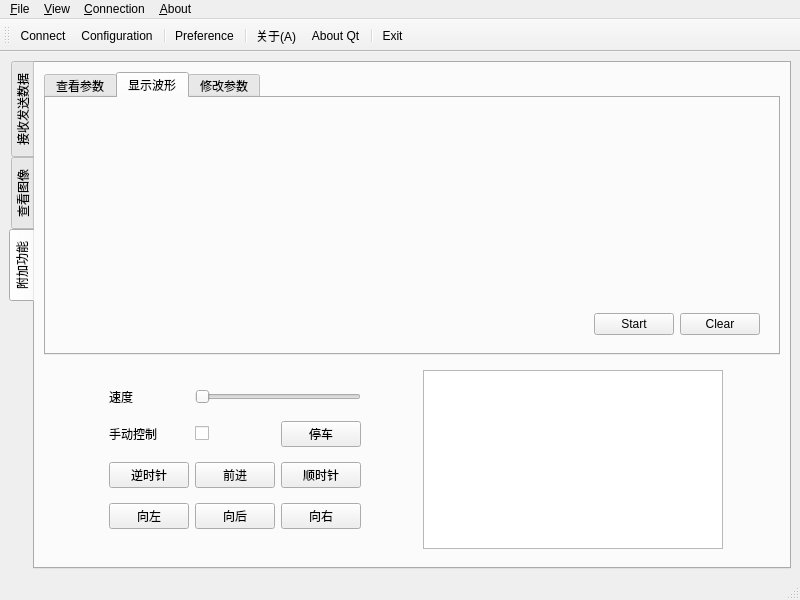
This is gui/mainwindow.ui in IronSublimate/serialport-bluetooth-helper as Qt 5 draws it before an edit. The edited form follows.
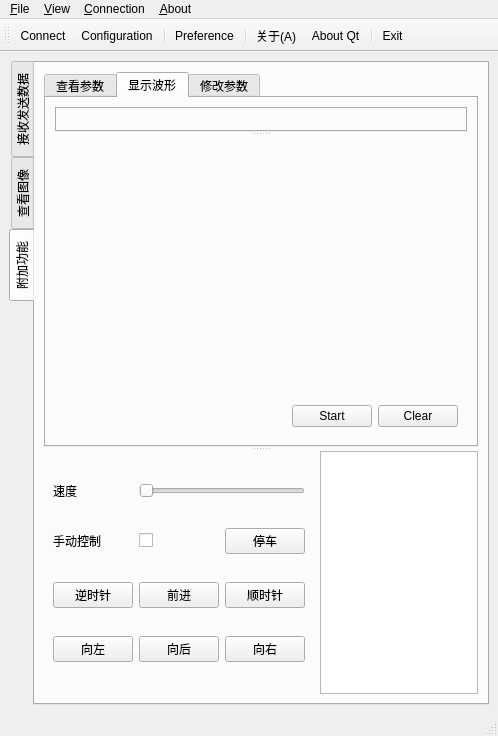
This is the edited form. The open tabs and pages were chosen to show the change. Icons and pictures are not drawn. Custom widgets are drawn as their Qt base class.

```diff
--- a/gui/mainwindow.ui
+++ b/gui/mainwindow.ui
@@ -6,8 +6,8 @@
    <rect>
     <x>0</x>
     <y>0</y>
-    <width>800</width>
-    <height>600</height>
+    <width>498</width>
+    <height>736</height>
    </rect>
   </property>
   <property name="windowTitle">
@@ -454,6 +454,10 @@
        </attribute>
        <layout class="QVBoxLayout" name="verticalLayout">
         <item>
+         <widget class="QSplitter" name="splitter_other">
+          <property name="orientation">
+           <enum>Qt::Vertical</enum>
+          </property>
          <widget class="QTabWidget" name="tabWidget_other">
           <property name="currentIndex">
            <number>0</number>
@@ -506,7 +510,31 @@
            </attribute>
            <layout class="QVBoxLayout" name="verticalLayout_3">
             <item>
+              <widget class="QSplitter" name="splitter">
+               <property name="orientation">
+                <enum>Qt::Vertical</enum>
+               </property>
+               <widget class="QTabWidget" name="tabWidget_waveSettings">
+                <property name="tabShape">
+                 <enum>QTabWidget::Rounded</enum>
+                </property>
+                <property name="tabsClosable">
+                 <bool>true</bool>
+                </property>
+                <property name="movable">
+                 <bool>true</bool>
+                </property>
+                <property name="tabBarAutoHide">
+                 <bool>true</bool>
+                </property>
+                <widget class="QWidget" name="tab_xSetting">
+                 <attribute name="title">
+                  <string>Tab 1</string>
+                 </attribute>
+                </widget>
+               </widget>
              <widget class="MultiCurvesPlot" name="widget_CurvesPlot" native="true"/>
+              </widget>
             </item>
             <item>
              <widget class="QWidget" name="widget_2" native="true">
@@ -599,9 +627,13 @@
            </layout>
           </widget>
          </widget>
-        </item>
-        <item>
          <widget class="QWidget" name="widget_control" native="true">
+           <property name="sizePolicy">
+            <sizepolicy hsizetype="Maximum" vsizetype="Maximum">
+             <horstretch>0</horstretch>
+             <verstretch>0</verstretch>
+            </sizepolicy>
+           </property>
           <layout class="QHBoxLayout" name="horizontalLayout_3">
            <item>
             <widget class="QWidget" name="widget_key" native="true">
@@ -776,6 +808,7 @@
            </item>
           </layout>
          </widget>
+         </widget>
         </item>
        </layout>
       </widget>
@@ -788,7 +821,7 @@
     <rect>
      <x>0</x>
      <y>0</y>
-     <width>800</width>
+     <width>498</width>
      <height>26</height>
     </rect>
    </property>
```
Left out of the diff: 6 changed lines with no effect on the pictures. Lines whose indentation alone changed are shown as unchanged.
